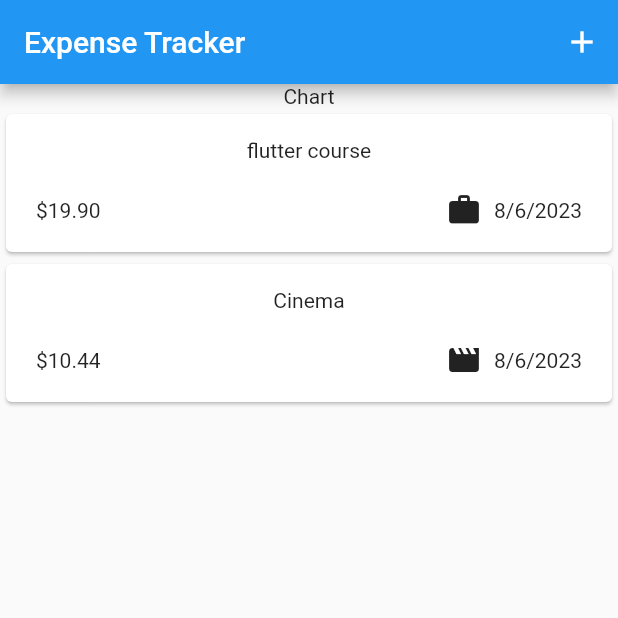
After one commit to rhasanm/flutter-playground, a Flutter app: the Expenses screen opened directly, on a phone screen of 412 x 824 dp, the top half of it. The commit adds this screen. Run offline on Flutter 3.47's test engine with Material 2 defaults, Android fonts, the phone set to English and light mode, and no system bars.

Commit message:
expense tracker, #106

```diff
--- /dev/null
+++ b/expense_tracker/analysis_options.yaml
@@ -0,0 +1,29 @@
+# This file configures the analyzer, which statically analyzes Dart code to
+# check for errors, warnings, and lints.
+#
+# The issues identified by the analyzer are surfaced in the UI of Dart-enabled
+# IDEs (https://dart.dev/tools#ides-and-editors). The analyzer can also be
+# invoked from the command line by running `flutter analyze`.
+
+# The following line activates a set of recommended lints for Flutter apps,
+# packages, and plugins designed to encourage good coding practices.
+include: package:flutter_lints/flutter.yaml
+
+linter:
+  # The lint rules applied to this project can be customized in the
+  # section below to disable rules from the `package:flutter_lints/flutter.yaml`
+  # included above or to enable additional rules. A list of all available lints
+  # and their documentation is published at
+  # https://dart-lang.github.io/linter/lints/index.html.
+  #
+  # Instead of disabling a lint rule for the entire project in the
+  # section below, it can also be suppressed for a single line of code
+  # or a specific dart file by using the `// ignore: name_of_lint` and
+  # `// ignore_for_file: name_of_lint` syntax on the line or in the file
+  # producing the lint.
+  rules:
+    # avoid_print: false  # Uncomment to disable the `avoid_print` rule
+    # prefer_single_quotes: true  # Uncomment to enable the `prefer_single_quotes` rule
+
+# Additional information about this file can be found at
+# https://dart.dev/guides/language/analysis-options
--- /dev/null
+++ b/expense_tracker/lib/model/expense.dart
@@ -0,0 +1,34 @@
+import 'package:flutter/material.dart';
+import 'package:intl/intl.dart';
+import 'package:uuid/uuid.dart';
+
+const uuid = Uuid();
+final dateFormatter = DateFormat.yMd();
+
+enum Category { food, travel, leisure, work }
+
+const categoryIcons = {
+  Category.food: Icons.lunch_dining,
+  Category.work: Icons.work,
+  Category.travel: Icons.flight_takeoff,
+  Category.leisure: Icons.movie
+};
+
+class Expense {
+  Expense({
+    required this.title,
+    required this.amount,
+    required this.date,
+    required this.category,
+  }) : id = uuid.v4();
+
+  final String id;
+  final String title;
+  final double amount;
+  final DateTime date;
+  final Category category;
+
+  String get formattedDate {
+    return dateFormatter.format(date);
+  }
+}
--- /dev/null
+++ b/expense_tracker/lib/widgets/expense_list/expense_item.dart
@@ -0,0 +1,39 @@
+import 'package:expense_tracker/model/expense.dart';
+import 'package:flutter/material.dart';
+
+class ExpenseItem extends StatelessWidget {
+  const ExpenseItem(this.expense, {super.key});
+
+  final Expense expense;
+
+  @override
+  Widget build(BuildContext context) {
+    return Card(
+      child: Padding(
+        padding: const EdgeInsets.symmetric(
+          horizontal: 20,
+          vertical: 16,
+        ),
+        child: Column(children: [
+          Text(expense.title),
+          const SizedBox(
+            height: 20,
+          ),
+          Row(
+            children: [
+              Text('\$${expense.amount.toStringAsFixed(2)}'),
+              const Spacer(),
+              Row(
+                children: [
+                  Icon(categoryIcons[expense.category]),
+                  const SizedBox(width: 8),
+                  Text(expense.formattedDate)
+                ],
+              )
+            ],
+          )
+        ]),
+      ),
+    );
+  }
+}
--- /dev/null
+++ b/expense_tracker/lib/widgets/expense_list/expense_list.dart
@@ -0,0 +1,19 @@
+import 'package:expense_tracker/model/expense.dart';
+import 'package:expense_tracker/widgets/expense_list/expense_item.dart';
+import 'package:flutter/material.dart';
+
+class ExpenseList extends StatelessWidget {
+  const ExpenseList({
+    super.key,
+    required this.expenses,
+  });
+
+  final List<Expense> expenses;
+  @override
+  Widget build(BuildContext context) {
+    return ListView.builder(
+      itemCount: expenses.length,
+      itemBuilder: (ctx, idx) => ExpenseItem(expenses[idx]),
+    );
+  }
+}
--- /dev/null
+++ b/expense_tracker/lib/widgets/expenses.dart
@@ -0,0 +1,57 @@
+import 'package:expense_tracker/widgets/expense_list/expense_list.dart';
+import 'package:expense_tracker/model/expense.dart';
+import 'package:flutter/material.dart';
+
+class Expenses extends StatefulWidget {
+  const Expenses({super.key});
+  @override
+  State<StatefulWidget> createState() {
+    return _ExpensesState();
+  }
+}
+
+class _ExpensesState extends State<Expenses> {
+  final List<Expense> registeredExpenses = [
+    Expense(
+      title: 'flutter course',
+      amount: 19.90,
+      date: DateTime.now(),
+      category: Category.work,
+    ),
+    Expense(
+      title: 'Cinema',
+      amount: 10.44,
+      date: DateTime.now(),
+      category: Category.leisure,
+    )
+  ];
+
+  void _openAddExpenseOverlay() {
+    showModalBottomSheet(
+        context: context,
+        builder: (ctx) => const Text('Hello from the other side'));
+  }
+
+  @override
+  Widget build(BuildContext context) {
+    return Scaffold(
+      appBar: AppBar(
+        title: const Text('Expense Tracker'),
+        actions: [
+          IconButton(
+            onPressed: _openAddExpenseOverlay,
+            icon: const Icon(Icons.add),
+          )
+        ],
+      ),
+      body: Column(
+        children: [
+          const Text('Chart'),
+          Expanded(
+            child: ExpenseList(expenses: registeredExpenses),
+          ),
+        ],
+      ),
+    );
+  }
+}
--- /dev/null
+++ b/quiz_app/lib/model/quiz_question.dart
@@ -0,0 +1,6 @@
+class QuizQuestion {
+  const QuizQuestion(this.question, this.answer);
+
+  final String question;
+  final List answer;
+}
```
Also changed, not shown: expense_tracker/lib/main.dart (added, +8 -0 lines), expense_tracker/pubspec.yaml (added, +92 -0 lines), quiz_app/lib/data/questions.dart (added, +55 -0 lines), quiz_app/lib/quiz.dart (+5 -9 lines), expense_tracker/pubspec.lock (added), 124 other files.
